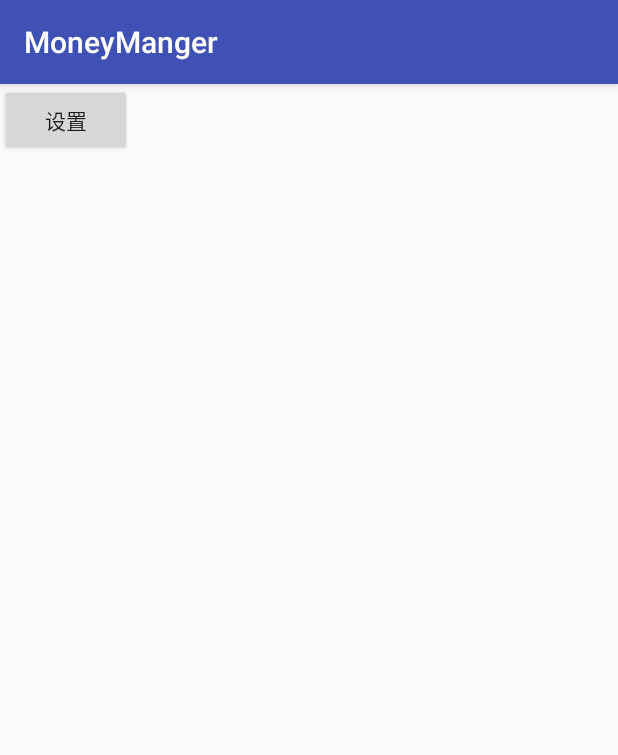
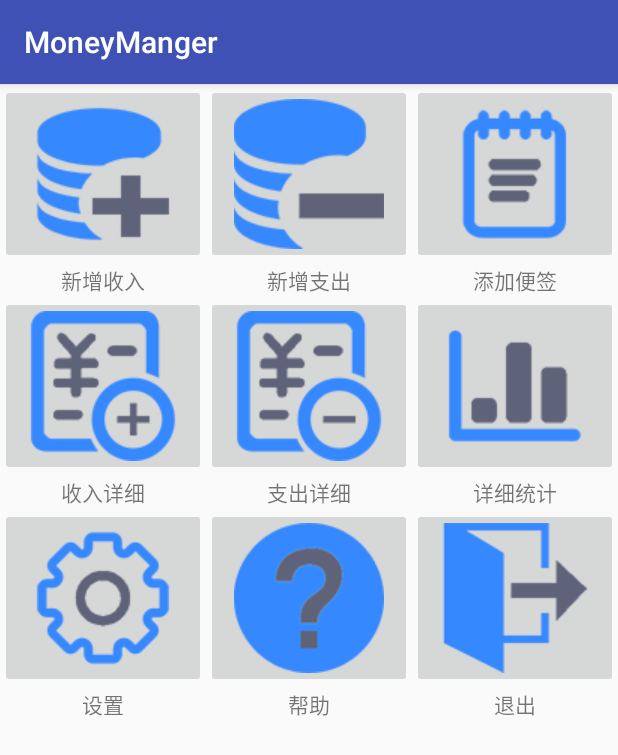
Before and after one commit to FangWolf/MoneyManger, an Android app: the MainActivity screen opened directly, with no data from a screen before it, on a phone screen of 412 x 824 dp. Shown: the top 755 px of the screen. Run offline under Robolectric (Android 15) with nearby library versions, the phone set to English and light mode, and no system bars.

Commit message:
zhujiemian ok

```diff
--- a/app/src/main/java/com/example/siyu2/moneymanger/MainActivity.java
+++ b/app/src/main/java/com/example/siyu2/moneymanger/MainActivity.java
@@ -5,6 +5,7 @@ import android.support.v7.app.AppCompatActivity;
 import android.os.Bundle;
 import android.view.View;
 import android.widget.Button;
+import android.widget.ImageButton;
 
 public class MainActivity extends AppCompatActivity {
 
@@ -12,7 +13,7 @@ public class MainActivity extends AppCompatActivity {
     protected void onCreate(Bundle savedInstanceState) {
         super.onCreate(savedInstanceState);
         setContentView(R.layout.activity_main);
-        Button setting = (Button) findViewById(R.id.setting);
+        ImageButton setting = (ImageButton) findViewById(R.id.eight);
         setting.setOnClickListener(new View.OnClickListener() {
             @Override
             public void onClick(View view) {
--- a/app/src/main/java/dao/DBstart.java
+++ /dev/null
@@ -1,30 +0,0 @@
-package dao;
-
-import android.content.Context;
-import android.database.sqlite.SQLiteDatabase;
-import android.database.sqlite.SQLiteOpenHelper;
-
-public class DBstart extends SQLiteOpenHelper {
-    private static final int VERSION = 1;// 定义数据库版本号
-    private static final String DBNAME = "account.db";// 定义数据库名
-
-    public DBstart(Context context){// 定义构造函数
-
-        super(context, DBNAME, null, VERSION);// 重写基类的构造函数
-    }
-
-    @Override
-    public void onCreate(SQLiteDatabase db){// 创建数据库
-
-        db.execSQL("create table tb_outaccount (_id integer primary key,money decimal,time varchar(10),"
-                + "type varchar(10),address varchar(100),mark varchar(200))");// 创建支出信息表
-        db.execSQL("create table tb_inaccount (_id integer primary key,money decimal,time varchar(10),"
-                + "type varchar(10),handler varchar(100),mark varchar(200))");// 创建收入信息表
-        db.execSQL("create table tb_pwd (password varchar(20))");// 创建密码表
-        db.execSQL("create table tb_flag (_id integer primary key,flag varchar(200))");// 创建便签信息表
-    }
-
-    @Override
-    public void onUpgrade(SQLiteDatabase db, int oldVersion, int newVersion){// 覆写基类的onUpgrade方法，以便数据库版本更新
-    }
-}
--- a/app/src/main/res/layout/activity_main.xml
+++ b/app/src/main/res/layout/activity_main.xml
@@ -1,16 +1,167 @@
 <?xml version="1.0" encoding="utf-8"?>
-<android.support.constraint.ConstraintLayout
+<LinearLayout
     xmlns:android="http://schemas.android.com/apk/res/android"
-    xmlns:app="http://schemas.android.com/apk/res-auto"
-    xmlns:tools="http://schemas.android.com/tools"
+    android:orientation="vertical"
     android:layout_width="match_parent"
-    android:layout_height="match_parent"
-    tools:context="com.example.siyu2.moneymanger.MainActivity">
+    android:layout_height="match_parent">
 
-    <Button
-        android:id="@+id/setting"
-        android:layout_width="wrap_content"
-        android:layout_height="wrap_content"
-        android:text="设置"/>
+    <LinearLayout
+        android:layout_width="match_parent"
+        android:layout_height="wrap_content">
 
-</android.support.constraint.ConstraintLayout>
+        <ImageButton
+            android:id="@+id/zero"
+            android:layout_width="wrap_content"
+            android:layout_height="wrap_content"
+            android:src="@drawable/x"
+            android:layout_weight="1"/>
+
+        <ImageButton
+            android:id="@+id/one"
+            android:layout_width="wrap_content"
+            android:layout_height="wrap_content"
+            android:src="@drawable/xx"
+            android:layout_weight="1"/>
+
+        <ImageButton
+            android:id="@+id/two"
+            android:layout_width="wrap_content"
+            android:layout_height="wrap_content"
+            android:src="@drawable/xxx"
+            android:layout_weight="1"/>
+
+    </LinearLayout>
+    <LinearLayout
+        android:layout_width="match_parent"
+        android:layout_height="wrap_content">
+
+        <TextView
+            android:layout_width="wrap_content"
+            android:layout_height="wrap_content"
+            android:layout_weight="1"
+            android:gravity="center"
+            android:text="新增收入"/>
+
+        <TextView
+            android:layout_width="wrap_content"
+            android:layout_height="wrap_content"
+            android:layout_weight="1"
+            android:gravity="center"
+            android:text="新增支出"/>
+
+        <TextView
+            android:layout_width="wrap_content"
+            android:layout_height="wrap_content"
+            android:layout_weight="1"
+            android:gravity="center"
+            android:text="添加便签"/>
+
+    </LinearLayout>
+
+    <LinearLayout
+        android:layout_width="match_parent"
+        android:layout_height="wrap_content">
+
+        <ImageButton
+            android:id="@+id/three"
+            android:layout_width="wrap_content"
+            android:layout_height="wrap_content"
+            android:src="@drawable/y"
+            android:layout_weight="1"/>
+
+        <ImageButton
+            android:id="@+id/four"
+            android:layout_width="wrap_content"
+            android:layout_height="wrap_content"
+            android:src="@drawable/yy"
+            android:layout_weight="1"/>
+
+        <ImageButton
+            android:id="@+id/five"
+            android:layout_width="wrap_content"
+            android:layout_height="wrap_content"
+            android:src="@drawable/yyy"
+            android:layout_weight="1"/>
+
+    </LinearLayout>
+    <LinearLayout
+        android:layout_width="match_parent"
+        android:layout_height="wrap_content">
+
+        <TextView
+            android:layout_width="wrap_content"
+            android:layout_height="wrap_content"
+            android:layout_weight="1"
+            android:gravity="center"
+            android:text="收入详细"/>
+
+        <TextView
+            android:layout_width="wrap_content"
+            android:layout_height="wrap_content"
+            android:layout_weight="1"
+            android:gravity="center"
+            android:text="支出详细"/>
+
+        <TextView
+            android:layout_width="wrap_content"
+            android:layout_height="wrap_content"
+            android:layout_weight="1"
+            android:gravity="center"
+            android:text="详细统计"/>
+
+    </LinearLayout>
+
+    <LinearLayout
+        android:layout_width="match_parent"
+        android:layout_height="wrap_content">
+
+        <ImageButton
+            android:id="@+id/six"
+            android:layout_width="wrap_content"
+            android:layout_height="wrap_content"
+            android:src="@drawable/z"
+            android:layout_weight="1"/>
+
+        <ImageButton
+            android:id="@+id/seven"
+            android:layout_width="wrap_content"
+            android:layout_height="wrap_content"
+            android:src="@drawable/zz"
+            android:layout_weight="1"/>
+
+        <ImageButton
+            android:id="@+id/eight"
+            android:layout_width="wrap_content"
+            android:layout_height="wrap_content"
+            android:src="@drawable/zzz"
+            android:layout_weight="1"/>
+
+    </LinearLayout>
+    <LinearLayout
+        android:layout_width="match_parent"
+        android:layout_height="wrap_content">
+
+        <TextView
+            android:layout_width="wrap_content"
+            android:layout_height="wrap_content"
+            android:layout_weight="1"
+            android:gravity="center"
+            android:text="设置"/>
+
+        <TextView
+            android:layout_width="wrap_content"
+            android:layout_height="wrap_content"
+            android:layout_weight="1"
+            android:gravity="center"
+            android:text="帮助"/>
+
+        <TextView
+            android:layout_width="wrap_content"
+            android:layout_height="wrap_content"
+            android:layout_weight="1"
+            android:gravity="center"
+            android:text="退出"/>
+
+    </LinearLayout>
+
+</LinearLayout>
```
Also changed, not shown: app/src/main/res/drawable/x.png (added), app/src/main/res/drawable/xx.png (added), app/src/main/res/drawable/xxx.png (added), app/src/main/res/drawable/y.png (added), app/src/main/res/drawable/yy.png (added), app/src/main/res/drawable/yyy.png (added), app/src/main/res/drawable/z.png (added), app/src/main/res/drawable/zz.png (added), app/src/main/res/drawable/zzz.png (added).
